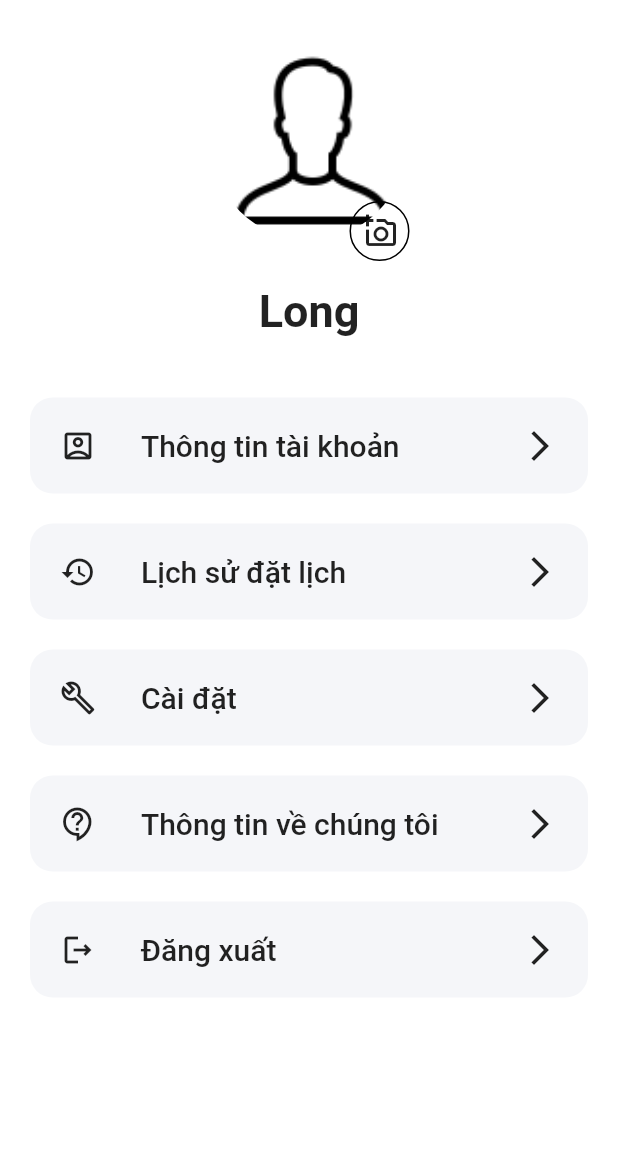
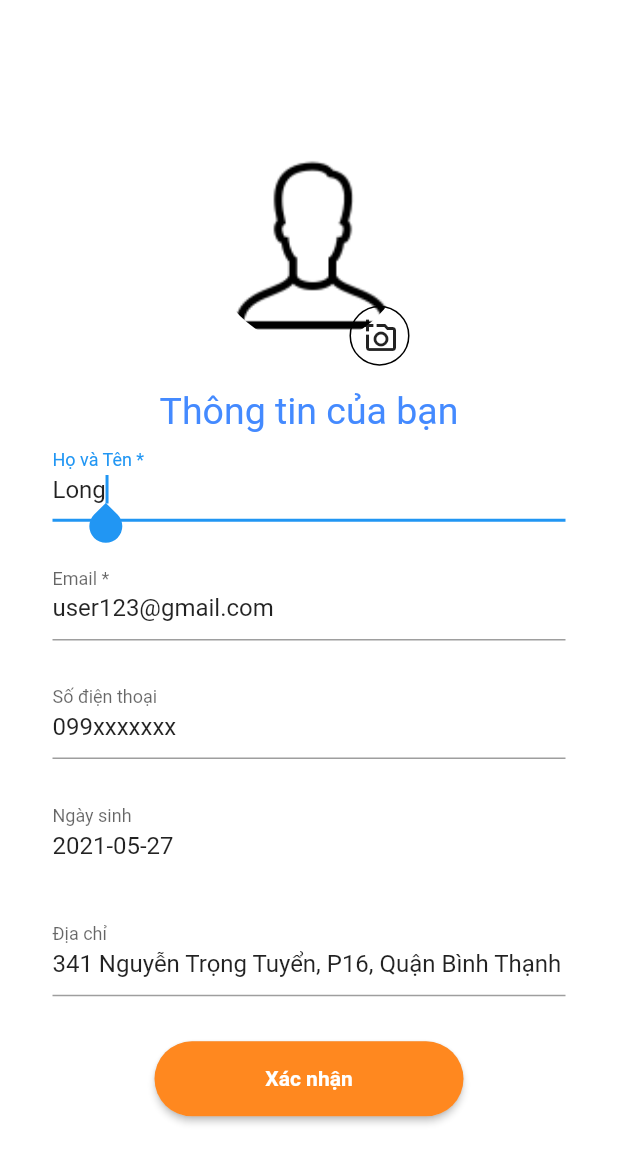
Before and after one commit to redore1234/HCIProject, a Flutter app: the screen it shows after launch, after a tap on "Thông tin tài khoản", on a phone screen of 412 x 824 dp. Shown: the top 1163 px of the screen. Run offline on Flutter 3.47's test engine with Material 2 defaults, Android fonts, the phone set to English and light mode, and no system bars.

Commit message:
add information screen

```diff
--- a/lib/components/profile_body.dart
+++ b/lib/components/profile_body.dart
@@ -1,4 +1,6 @@
 import 'package:flutter/material.dart';
+import 'package:profile/screens/information/information.dart';
+import 'package:profile/screens/login/login.dart';
 import 'profile_picture.dart';
 
 class Body extends StatefulWidget {
@@ -33,7 +35,13 @@ class _ProfileState extends State<Body> {
                 shape: RoundedRectangleBorder(
                     borderRadius: BorderRadius.circular(15)),
                 color: Color(0xFFF5F6F9),
-                onPressed: () {},
+                onPressed: () {
+                  Navigator.push(
+                    context,
+                    MaterialPageRoute(
+                        builder: (context) => MyInformationPage()),
+                  );
+                },
                 child: Row(
                   children: [
                     Icon(Icons.account_box_outlined),
@@ -125,7 +133,12 @@ class _ProfileState extends State<Body> {
                 shape: RoundedRectangleBorder(
                     borderRadius: BorderRadius.circular(15)),
                 color: Color(0xFFF5F6F9),
-                onPressed: () {},
+                onPressed: () {
+                  Navigator.push(
+                    context,
+                    MaterialPageRoute(builder: (context) => LoginScreen()),
+                  );
+                },
                 child: Row(
                   children: [
                     Icon(Icons.logout_outlined),
--- /dev/null
+++ b/lib/screens/information/information.dart
@@ -0,0 +1,160 @@
+import 'package:flutter/material.dart';
+import 'package:profile/components/profile_picture.dart';
+
+class MyInformationPage extends StatefulWidget {
+  @override
+  _MyInformationPageState createState() => _MyInformationPageState();
+}
+
+class _MyInformationPageState extends State<MyInformationPage> {
+  DateTime selectedDate = DateTime.now();
+
+  Future<void> _selectDate(BuildContext context) async {
+    final DateTime? picked = await showDatePicker(
+        context: context,
+        initialDate: selectedDate,
+        firstDate: DateTime(2015, 8),
+        lastDate: DateTime(2101));
+    if (picked != null && picked != selectedDate) {
+      setState(() {
+        selectedDate = picked;
+      });
+    }
+  }
+
+  @override
+  Widget build(BuildContext context) {
+    Size size = MediaQuery.of(context).size;
+    return Scaffold(
+      body: SingleChildScrollView(
+        child: Container(
+          width: size.width,
+          height: size.height,
+          child: Column(
+            mainAxisAlignment: MainAxisAlignment.center,
+            children: <Widget>[
+              SizedBox(
+                height: 30.0,
+              ),
+              ProfilePic(), //profile_picture.dart
+              SizedBox(
+                height: 30.0,
+              ),
+              Text(
+                'Thông tin của bạn',
+                style: TextStyle(
+                  fontSize: 25,
+                  color: Colors.blueAccent,
+                ),
+                textAlign: TextAlign.left,
+              ),
+              SizedBox(height: size.height * 0.0001),
+              Container(
+                alignment: Alignment.center,
+                margin: const EdgeInsets.only(left: 35, bottom: 20, right: 35),
+                child: TextField(
+                  decoration: InputDecoration(
+                    labelText: 'Họ và Tên *',
+                  ),
+                  controller: TextEditingController(text: 'Long'),
+                  autofocus: true,
+                ),
+              ),
+              SizedBox(height: size.height * 0.0001),
+              Container(
+                alignment: Alignment.center,
+                margin: const EdgeInsets.only(left: 35, bottom: 20, right: 35),
+                child: TextField(
+                  decoration: InputDecoration(
+                    labelText: 'Email *',
+                  ),
+                  controller: TextEditingController(text: 'user123@gmail.com'),
+                  autofocus: true,
+                ),
+              ),
+              SizedBox(height: size.height * 0.0001),
+              Container(
+                alignment: Alignment.center,
+                margin: const EdgeInsets.only(left: 35, bottom: 20, right: 35),
+                child: TextField(
+                  decoration: InputDecoration(
+                    labelText: 'Số điện thoại',
+                  ),
+                  controller: TextEditingController(text: "099xxxxxxx"),
+                  autofocus: true,
+                ),
+              ),
+              SizedBox(height: size.height * 0.0001),
+              Container(
+                  alignment: Alignment.center,
+                  margin:
+                      const EdgeInsets.only(left: 35, bottom: 20, right: 35),
+                  child: TextField(
+                    focusNode: AlwaysDisabledFocusNode(),
+                    decoration: InputDecoration(
+                      labelText: 'Ngày sinh',
+                      border: InputBorder.none,
+                    ),
+                    controller: TextEditingController(
+                        text: '${selectedDate.toLocal()}'.split(' ')[0]),
+                    onTap: () {
+                      _selectDate(context);
+                    },
+                  )),
+              SizedBox(height: size.height * 0.0001),
+              Container(
+                alignment: Alignment.center,
+                margin: const EdgeInsets.only(left: 35, bottom: 20, right: 35),
+                child: TextField(
+                  decoration: InputDecoration(
+                    labelText: 'Địa chỉ',
+                  ),
+                  controller: TextEditingController(
+                      text: "341 Nguyễn Trọng Tuyển, P16, Quận Bình Thạnh"),
+                  autofocus: true,
+                ),
+              ),
+              SizedBox(height: size.height * 0.0001),
+              Container(
+                alignment: Alignment.center,
+                margin: EdgeInsets.symmetric(horizontal: 40, vertical: 10),
+                child: RaisedButton(
+                  onPressed: () {
+                    Navigator.pop(context);
+                  },
+                  shape: RoundedRectangleBorder(
+                    borderRadius: BorderRadius.circular(80.0),
+                  ),
+                  textColor: Colors.white,
+                  padding: const EdgeInsets.all(0),
+                  child: Container(
+                    alignment: Alignment.center,
+                    height: 50.0,
+                    width: size.width * 0.5,
+                    decoration: new BoxDecoration(
+                        borderRadius: BorderRadius.circular(80.0),
+                        gradient: new LinearGradient(colors: [
+                          Color.fromARGB(255, 255, 136, 31),
+                          Color.fromARGB(255, 255, 136, 31)
+                        ])),
+                    padding: const EdgeInsets.all(0),
+                    child: Text(
+                      "Xác nhận",
+                      textAlign: TextAlign.center,
+                      style: TextStyle(fontWeight: FontWeight.bold),
+                    ),
+                  ),
+                ),
+              ),
+            ],
+          ),
+        ),
+      ),
+    );
+  }
+}
+
+class AlwaysDisabledFocusNode extends FocusNode {
+  @override
+  bool get hasFocus => false;
+}
```
